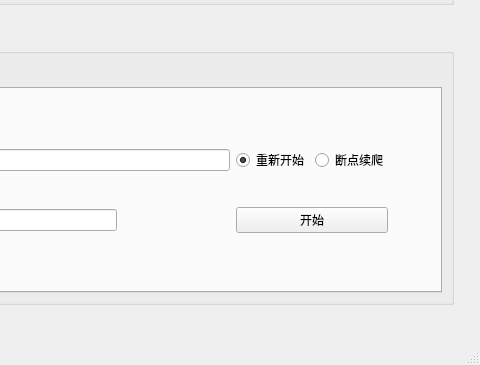
Qt form ui/client.ui (pengwow/jyeoo-crawler-gui) before a commit; both pictures show x 517 to 997 and y 379 to 744 of the 997 by 744 pixel window.
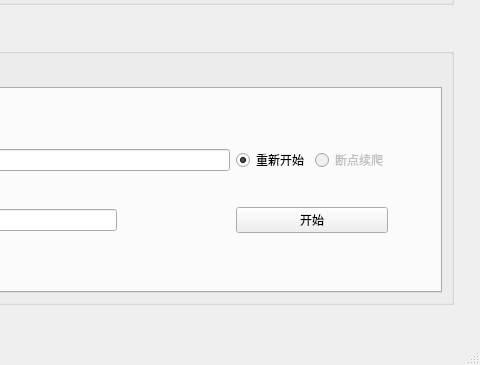
The same form after that commit.

Patch:
```diff
--- a/ui/client.ui
+++ b/ui/client.ui
@@ -208,9 +208,15 @@
             </item>
             <item>
              <widget class="QRadioButton" name="radioButton_continue">
+              <property name="enabled">
+               <bool>false</bool>
+              </property>
               <property name="text">
                <string>断点续爬</string>
               </property>
+              <property name="checkable">
+               <bool>false</bool>
+              </property>
               <property name="checked">
                <bool>false</bool>
               </property>
```
Left out of the diff: 17 changed lines with no effect on the pictures.
